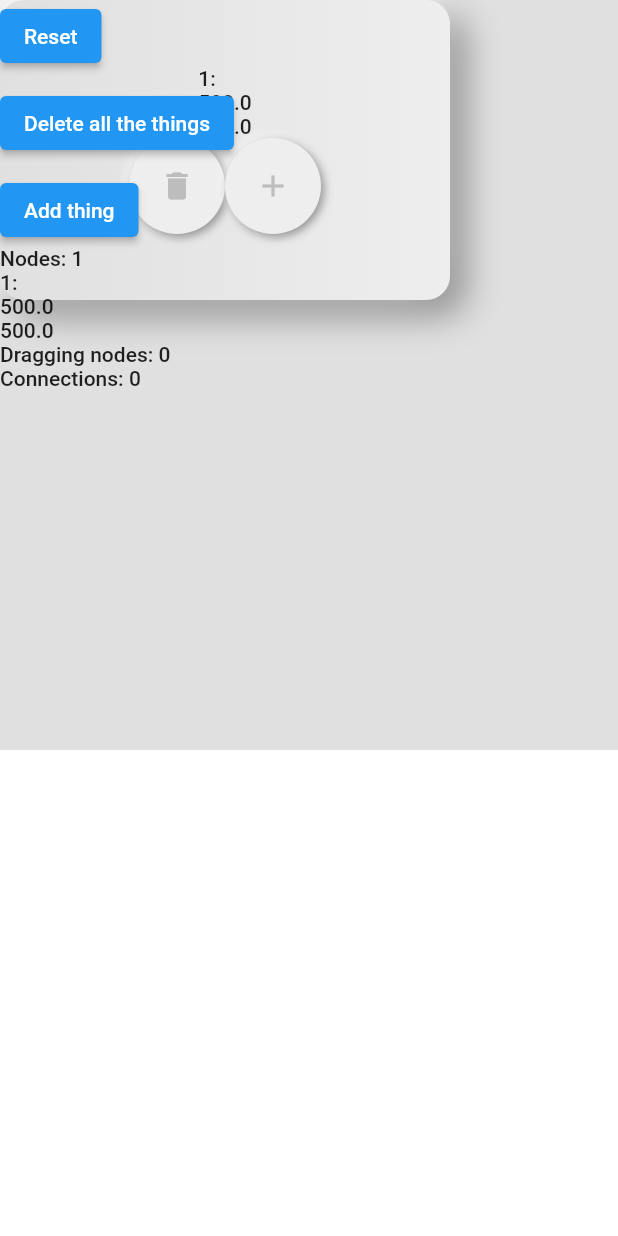
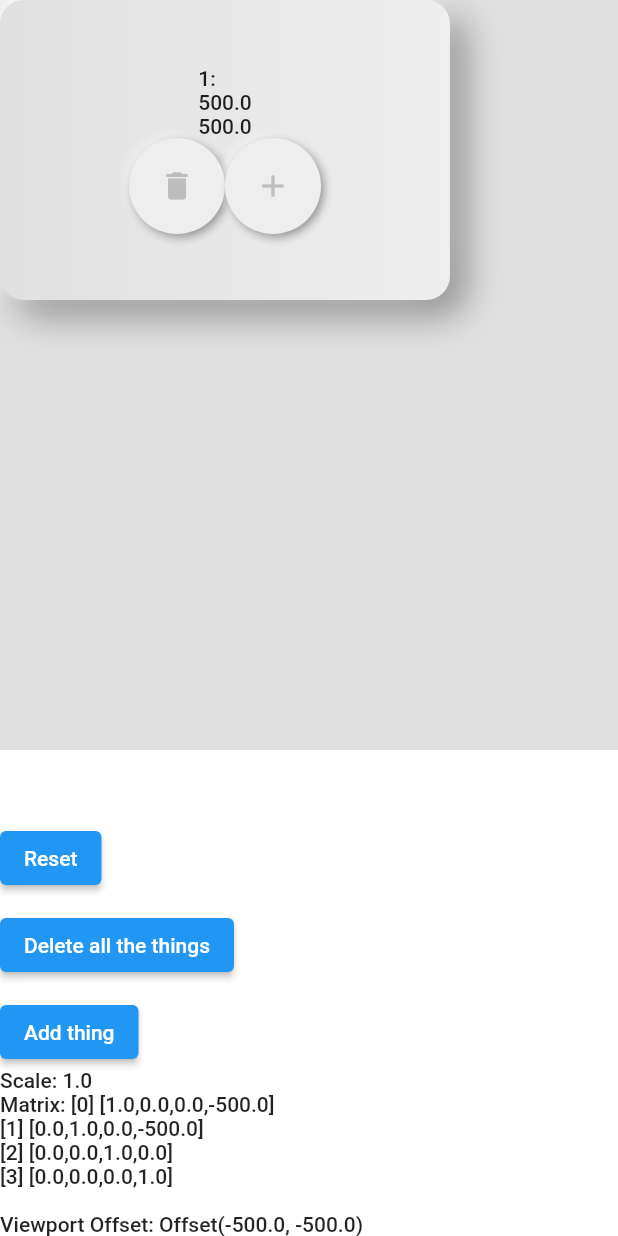
Before and after one commit to prosac/flutter_pan_and_zoom_canvas, a Flutter app: the screen it shows after launch, after a tap on "Add thing", on a phone screen of 412 x 824 dp. Run offline on Flutter 3.47's test engine with Material 2 defaults, Android fonts, the phone set to English and light mode, and no system bars; drawn by our look-alikes of flutter_neumorphic.

Commit message:
THE EPIC SAFE POINT
finally solved the offset problem!

```diff
--- a/lib/main.dart
+++ b/lib/main.dart
@@ -10,7 +10,7 @@ void main() => runApp(ChangeNotifierProvider(
 
 class PanAndZoom extends StatelessWidget {
   Widget home = WorkBench(width: 1000, height: 1000);
-  // Widget home = TestBench(width: 500, height: 500);
+  // Widget home = TestBench(width: 1000, height: 1000);
 
   @override
   Widget build(BuildContext context) {
--- a/lib/model/graph_model.dart
+++ b/lib/model/graph_model.dart
@@ -11,9 +11,14 @@ class GraphModel with ChangeNotifier {
   final List<Node> _draggingNodes = [];
   final List<Connection> _connections = [];
   Ticker? ticker;
+  late Size viewportSize;
+  late Orientation viewPortOrientation;
+  late double aspectRatio;
   double scale = 1.0; // TODO: should come from the outside
   Size? backgroundSize;
   Offset? center;
+
+  Offset interactiveViewerOffset = Offset.zero;
 
   List<Node> get nodes => _nodes;
   List<Node> get draggingNodes => _draggingNodes;
@@ -56,11 +61,23 @@ class GraphModel with ChangeNotifier {
 
   void startTicker(Node node) {
     // TODO: make all this stuff nullsave
-    RenderBox box = node.presentation?.key.currentContext?.findRenderObject() as RenderBox;
+    RenderBox box =
+        node.presentation?.key.currentContext?.findRenderObject() as RenderBox;
 
     ticker = Ticker((elapsed) {
-      Offset offset = box.localToGlobal(Offset(2000, 2000));
-      print('tick: ${offset.dx}, ${offset.dy}');
+      double elacs = pow(scale, -1).toDouble();
+      // Offset adjustment = Offset(aspectRatio * scale, aspectRatio * scale);
+      // Offset adjustment = Offset(aspectRatio * elacs, aspectRatio * elacs);
+      // Offset adjustment = interactiveViewerOffset * scale;
+      Offset offset = box.localToGlobal(Offset.zero).scale(elacs, elacs) +
+          Offset(-interactiveViewerOffset.dx * elacs,
+              -interactiveViewerOffset.dy * elacs);
+      // .scale(aspectRatio, aspectRatio)
+      // .translate(interactiveViewerOffset.dx, interactiveViewerOffset.dy);
+      // .scale(aspectRatio, aspectRatio)
+      // .scale(scale, scale);
+      // Offset offset = box.localToGlobal(adjustment);
+      // print('tick: ${offset.dx}, ${offset.dy}');
       node.offset = offset;
       notifyListeners();
     });
--- a/lib/work_bench.dart
+++ b/lib/work_bench.dart
@@ -33,6 +33,10 @@ class WorkBenchState extends State<WorkBench> {
       Offset(_backgroundSize.width / 2, _backgroundSize.height / 2);
   double _scale = 1.0;
 
+  late MediaQueryData info;
+  late double aspectRatio;
+  late Size screenSize;
+
   // Offset _newGlobalOffset(RenderBox renderBox, Offset globalOffset, Size backgroundSize) {
   //   final Offset localOffset = renderBox.globalToLocal(globalOffset);
 
@@ -44,6 +48,7 @@ class WorkBenchState extends State<WorkBench> {
 
   @override
   void initState() {
+    print('init!');
     super.initState();
     _background =
         NeumorphicBackground(width: widget.width, height: widget.height);
@@ -51,20 +56,48 @@ class WorkBenchState extends State<WorkBench> {
   }
 
   @override
+  void didChangeDependencies() {
+    super.didChangeDependencies();
+    info = MediaQuery.of(context);
+    aspectRatio = _getAspectRatioOfViewport();
+    screenSize = info.size;
+  }
+
+  double _getAspectRatioOfViewport() {
+    double width = info.size.width;
+    double height = info.size.height;
+
+    if (info.orientation == Orientation.landscape) {
+      return width / height;
+    } else {
+      return height / width;
+    }
+  }
+
+  @override
   Widget build(BuildContext context) {
-    // Offset correctedCenter =
-    //     Offset(_center.dx / _backgroundSize.width, _center.dy / _backgroundSize.height);
     Offset correctedCenter = _center;
     GraphModel model = Provider.of<GraphModel>(context);
     model.backgroundSize = _backgroundSize;
-    model.center =
-        Offset(_backgroundSize.height / 2, _backgroundSize.height / 2);
+    model.center = _center;
     model.scale = _scale;
+
+    info = MediaQuery.of(context);
+    model.viewportSize = info.size;
+    model.viewPortOrientation = info.orientation;
+
+    double aspectRatio = _getAspectRatioOfViewport();
+
+    model.aspectRatio = aspectRatio;
+
+    model.interactiveViewerOffset = Offset(
+        _transformationController.value.row0[3],
+        _transformationController.value.row1[3]);
 
     return Stack(children: <Widget>[
       InteractiveViewer(
-          maxScale: 10.0,
-          minScale: 0.01,
+          maxScale: 2.0,
+          minScale: 0.5,
           boundaryMargin: EdgeInsets.all(1000.0),
           transformationController: _transformationController,
           onInteractionEnd: (details) =>
@@ -97,6 +130,7 @@ class WorkBenchState extends State<WorkBench> {
           child: Consumer<GraphModel>(builder: (context, model, child) {
             return Column(
                 crossAxisAlignment: CrossAxisAlignment.start,
+                mainAxisAlignment: MainAxisAlignment.end,
                 children: [
                   ElevatedButton(
                       onPressed: _resetViewport, child: Text('Reset')),
@@ -108,24 +142,13 @@ class WorkBenchState extends State<WorkBench> {
                   ElevatedButton(
                       onPressed: () => addThing(model, correctedCenter),
                       child: Text('Add thing')),
-                  Text('Nodes: ${model.nodes.length}',
+                  Text('Scale: ${_scale}',
                       style: Theme.of(context).textTheme.bodyText1),
-                  ...model.nodes.map((node) {
-                    return Text('${node.toString()}',
-                        style: Theme.of(context).textTheme.bodyText1);
-                  }).toList(),
-                  Text('Dragging nodes: ${model.draggingNodes.length}',
+                  Text('Matrix: ${_transformationController.value.toString()}',
                       style: Theme.of(context).textTheme.bodyText1),
-                  ...model.draggingNodes.map((node) {
-                    return Text('${node.toString()}',
-                        style: Theme.of(context).textTheme.bodyText1);
-                  }).toList(),
-                  Text('Connections: ${model.connections.length}',
+                  Text(
+                      'Viewport Offset: ${model.interactiveViewerOffset.toString()}',
                       style: Theme.of(context).textTheme.bodyText1),
-                  ...model.connections.map((connection) {
-                    return Text('${connection.toString()}',
-                        style: Theme.of(context).textTheme.bodyText1);
-                  }).toList()
                 ]);
           }))
     ]);
@@ -199,7 +222,12 @@ class WorkBenchState extends State<WorkBench> {
   void _setScaleFromTransformationController() {
     // doing this in a call to setState solves the problem that the feedback item does not know the current scale
     _scale = _transformationController.value.row0[0];
-    Provider.of<GraphModel>(context, listen: false).scale = _scale;
+    GraphModel model = Provider.of<GraphModel>(context, listen: false);
+    model.scale = _scale;
+
+    model.interactiveViewerOffset = Offset(
+        _transformationController.value.row0[3],
+        _transformationController.value.row1[3]);
   }
 
   void _deleteAllTheThings() {
```
Also changed, not shown: lib/test_bench.dart (+38 -26 lines).
